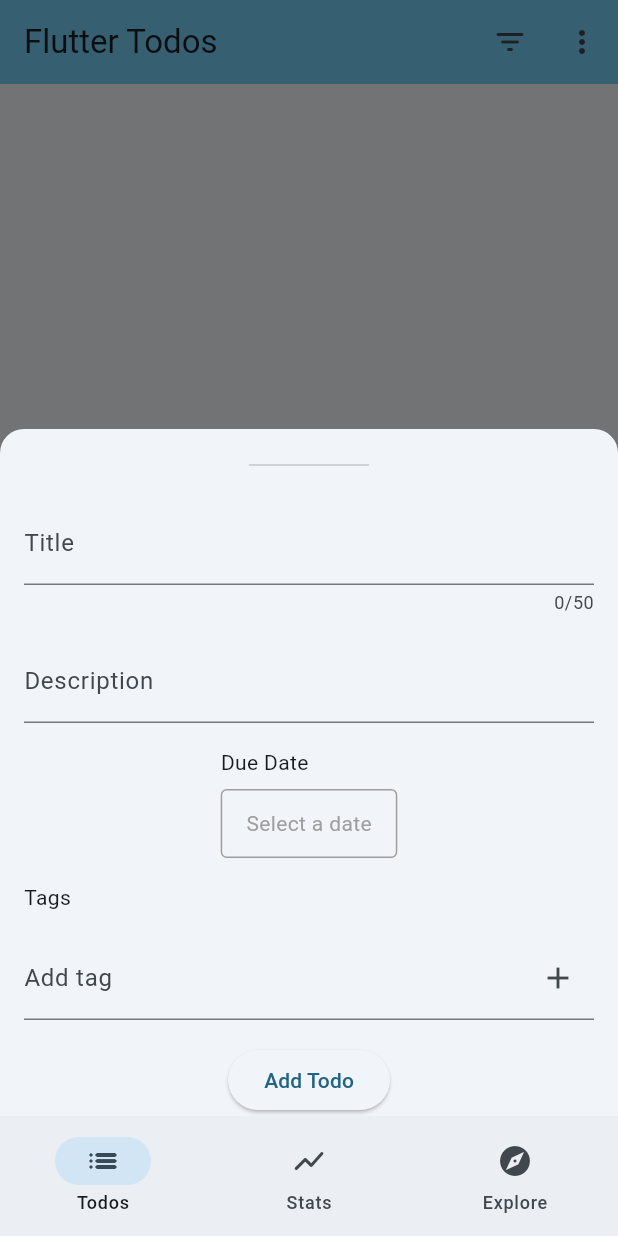
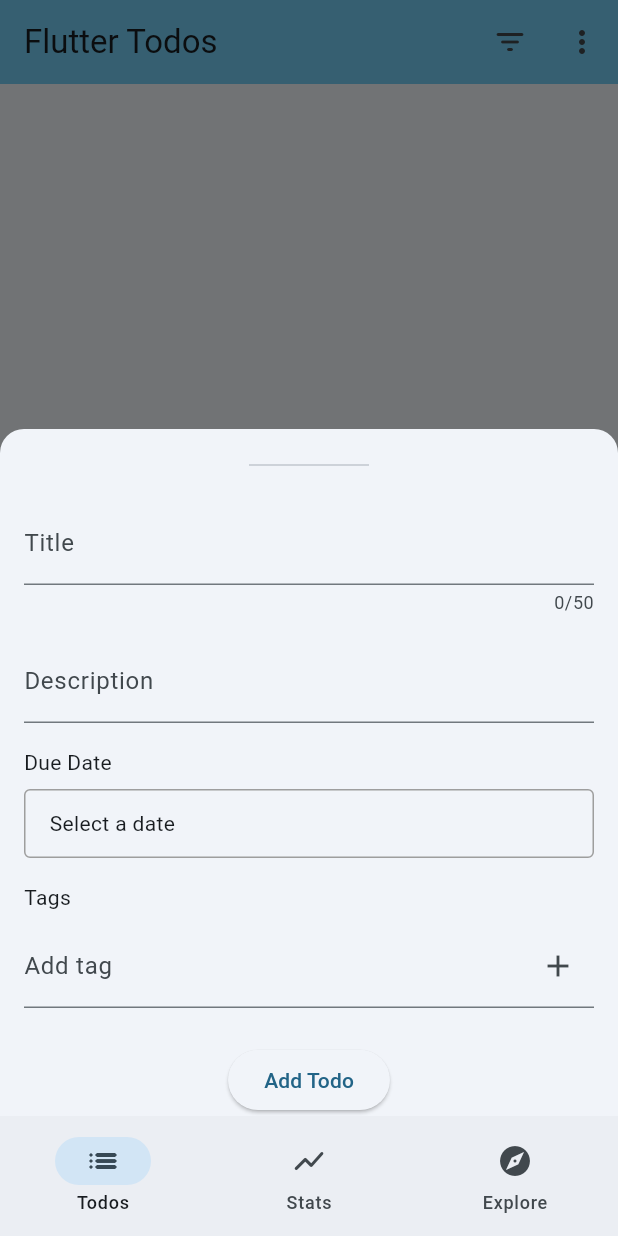
Before and after one commit to paugarcia32/ToDo-List-App, a Flutter app: the screen it shows after launch, after a tap on the "add" icon, on a phone screen of 412 x 824 dp. Run offline on Flutter 3.47's test engine with Material 3 defaults, Android fonts, the phone set to English and light mode, and no system bars; our stand-ins replace bloc, equatable, flutter_bloc, go_router, rxdart, shared_preferences; generated files the repository leaves out were written again.

```diff
--- a/lib/edit_todo/bloc/edit_todo_bloc.dart
+++ b/lib/edit_todo/bloc/edit_todo_bloc.dart
@@ -104,6 +104,7 @@ class EditTodoBloc extends Bloc<EditTodoEvent, EditTodoState> {
       title: state.title,
       description: state.description,
       tagIds: state.selectedTags.map((tag) => tag.id).toSet(),
+      date: state.date,
     );
 
     try {
--- a/lib/edit_todo/view/edit_todo_page.dart
+++ b/lib/edit_todo/view/edit_todo_page.dart
@@ -148,7 +148,7 @@ class _DescriptionField extends StatelessWidget {
 }
 
 class _DateField extends StatelessWidget {
-  const _DateField({super.key});
+  const _DateField();
 
   @override
   Widget build(BuildContext context) {
@@ -179,18 +179,19 @@ class _DateField extends StatelessWidget {
                   }
                 },
           child: Container(
-            padding: const EdgeInsets.symmetric(vertical: 12, horizontal: 16),
+            padding: const EdgeInsets.symmetric(
+              vertical: 12,
+              horizontal: 16,
+            ),
             decoration: BoxDecoration(
               border: Border.all(color: Colors.grey),
               borderRadius: BorderRadius.circular(4),
             ),
+            alignment: Alignment.centerLeft,
             child: Text(
               selectedDate != null
                   ? '${selectedDate.day}/${selectedDate.month}/${selectedDate.year}'
-                  : l10n.editTodoSelectDateHint, // Mensaje cuando no hay fecha seleccionada
-              style: TextStyle(
-                color: selectedDate != null ? Colors.black : Colors.grey,
-              ),
+                  : l10n.editTodoSelectDateHint,
             ),
           ),
         ),
@@ -281,19 +282,6 @@ class _TagsFieldState extends State<_TagsField> {
       children: [
         const Text('Tags'),
         const SizedBox(height: 8),
-        Wrap(
-          spacing: 8,
-          runSpacing: 8,
-          children: tags
-              .map(
-                (tag) => InputChip(
-                  label: Text(tag.title),
-                  onDeleted: () => _removeTag(tag),
-                ),
-              )
-              .toList(),
-        ),
-        const SizedBox(height: 8),
         Autocomplete<String>(
           optionsBuilder: (TextEditingValue textEditingValue) {
             if (textEditingValue.text.isEmpty) {
@@ -333,6 +321,19 @@ class _TagsFieldState extends State<_TagsField> {
             );
           },
         ),
+        const SizedBox(height: 8),
+        Wrap(
+          spacing: 8,
+          runSpacing: 8,
+          children: tags
+              .map(
+                (tag) => InputChip(
+                  label: Text(tag.title),
+                  onDeleted: () => _removeTag(tag),
+                ),
+              )
+              .toList(),
+        ),
       ],
     );
   }
```
Also changed, not shown: lib/todos_overview/widgets/todo_card.dart (+27 -3 lines), packages/todos_api/lib/src/models/todo.g.dart.
